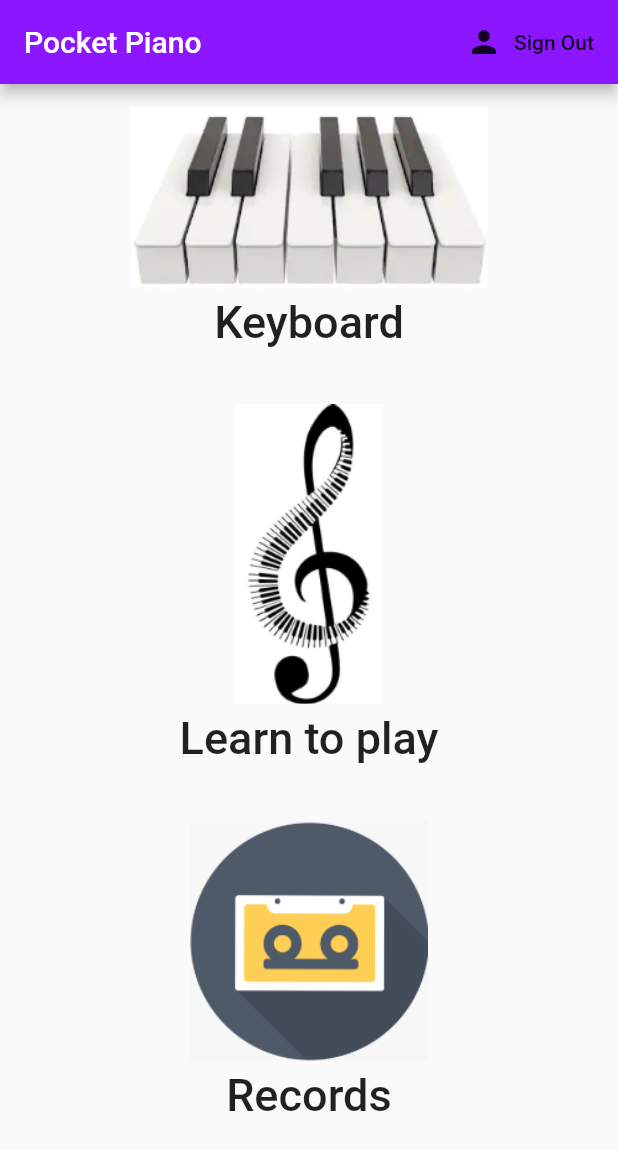
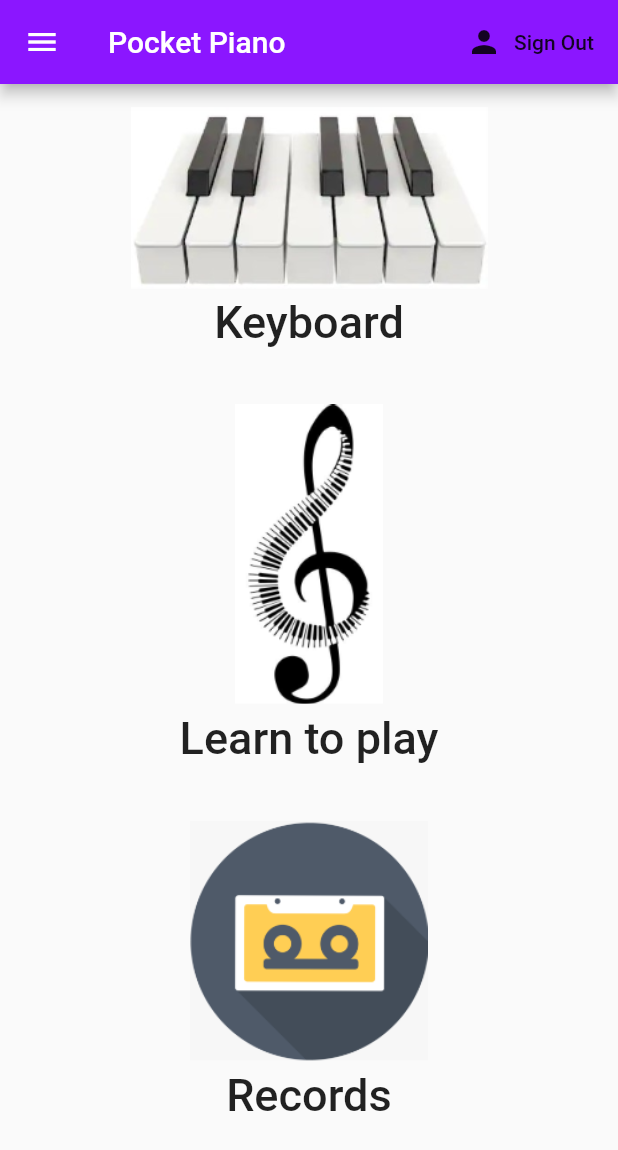
Before and after one commit to 0xivanov/pocket-piano, a Flutter app: the screen it shows once a user with an empty profile is signed in, on a phone screen of 412 x 824 dp. Shown: the top 1150 px of the screen. Run offline on Flutter 3.47's test engine with Material 2 defaults, Android fonts, the phone set to English and light mode, and no system bars; our stand-ins replace circular_check_box, firebase_auth; accounts and stored records are empty.

Commit message:
another commit

```diff
--- a/pocket_piano/lib/Screens/Home/Home.dart
+++ b/pocket_piano/lib/Screens/Home/Home.dart
@@ -8,13 +8,23 @@ class Home extends StatefulWidget {
 
 class _HomeState extends State<Home> {
   AuthService _auth = AuthService();
+  //text field for state objects
+  final GlobalKey<ScaffoldState> _scaffoldKey = new GlobalKey<ScaffoldState>();
 
   @override
   Widget build(BuildContext context) {
     return Scaffold(
+      key: _scaffoldKey,
+      drawer: Drawer(),
       appBar: AppBar(
         title: Text("Pocket Piano"),
         backgroundColor: Color(0xff8B16FF),
+        leading: IconButton(
+          icon: Icon(Icons.menu),
+          onPressed: () {
+            _scaffoldKey.currentState.openDrawer();
+          },
+        ),
         actions: <Widget>[
           FlatButton.icon(
             icon: Icon(Icons.person),
```
